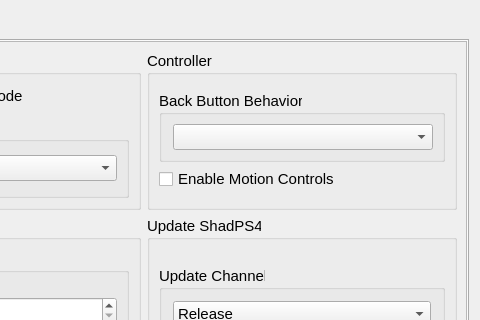
Above: settings/ShadSettings.ui from rainmakerv3/BB_Launcher before the change; both pictures show x 525 to 1005 and y 0 to 320 of the 1005 by 800 pixel window. Below: the same form after it.
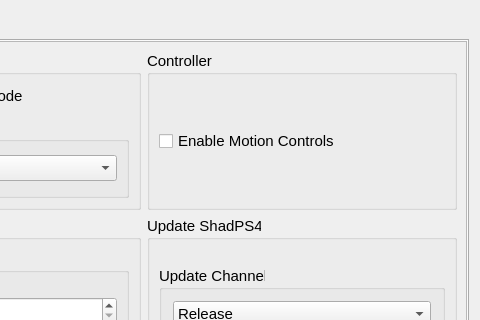
That is the form after the change. Icons and pictures are not drawn.

Commit message: Port latest shadPS4 remapping changes

What changed in the file:
```diff
--- a/settings/ShadSettings.ui
+++ b/settings/ShadSettings.ui
@@ -343,40 +343,6 @@
                <property name="bottomMargin">
                 <number>11</number>
                </property>
-               <item>
-                <widget class="QGroupBox" name="backButtonBehaviorGroupBox">
-                 <property name="enabled">
-                  <bool>true</bool>
-                 </property>
-                 <property name="sizePolicy">
-                  <sizepolicy hsizetype="Expanding" vsizetype="Fixed">
-                   <horstretch>0</horstretch>
-                   <verstretch>0</verstretch>
-                  </sizepolicy>
-                 </property>
-                 <property name="minimumSize">
-                  <size>
-                   <width>0</width>
-                   <height>0</height>
-                  </size>
-                 </property>
-                 <property name="title">
-                  <string notr="true">Back Button Behavior</string>
-                 </property>
-                 <layout class="QVBoxLayout" name="BackButtonLayout_3">
-                  <property name="leftMargin">
-                   <number>11</number>
-                  </property>
-                  <item>
-                   <widget class="QComboBox" name="backButtonBehaviorComboBox">
-                    <property name="currentText">
-                     <string notr="true"/>
-                    </property>
-                   </widget>
-                  </item>
-                 </layout>
-                </widget>
-               </item>
                <item>
                 <widget class="QCheckBox" name="motionControlsCheckBox">
                  <property name="text">
```
The commit also changes 6 other files.
